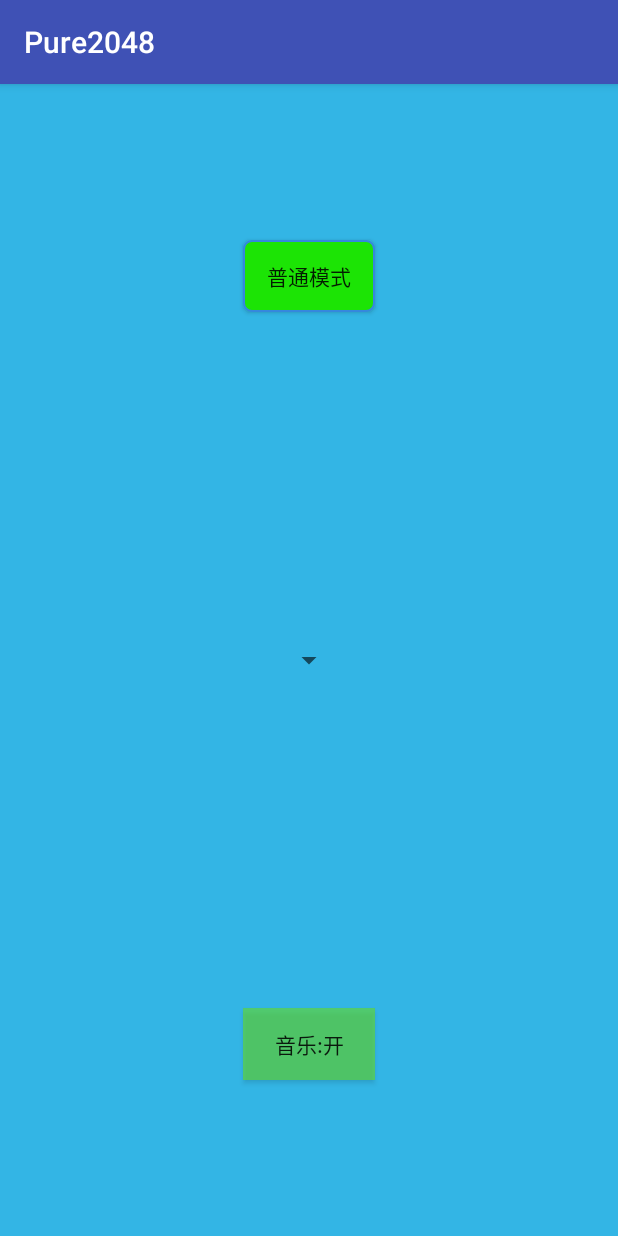
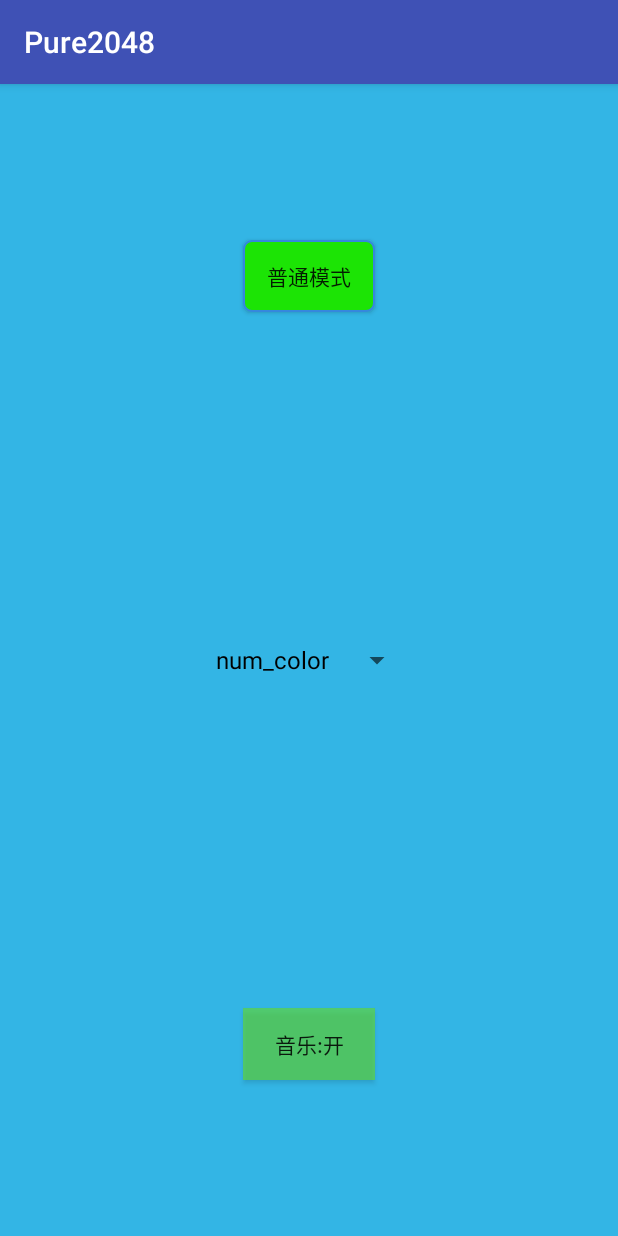
Before and after one commit to qiuzhiqian/Pure2048, an Android app: the screen it shows after launch (StartActivity), on a phone screen of 412 x 824 dp. Run offline under Robolectric (Android 15) with nearby library versions, the phone set to English and light mode, and no system bars.

Commit message:
修复不自动创建默认主题目录的bug

```diff
--- a/app/src/main/java/com/mycode/xml/pure2048/StartActivity.java
+++ b/app/src/main/java/com/mycode/xml/pure2048/StartActivity.java
@@ -35,11 +35,6 @@ public class StartActivity extends AppCompatActivity {
         spinner =(Spinner)findViewById(R.id.spinner01);
 
         themeList=new ArrayList<String>();
-        String extPath=getApplicationContext().getExternalFilesDir("themes").getAbsolutePath();
-        initThemeList(extPath);
-
-        //themeList.add("num_color");
-        //themeList.add("chaodai");
 
         adapter=new ArrayAdapter<String>(this,R.layout.support_simple_spinner_dropdown_item,themeList);
         spinner.setAdapter(adapter);
@@ -134,6 +129,16 @@ public class StartActivity extends AppCompatActivity {
         }
 
         Log.d("MyConfig","Theme="+Config.game_theme);
+
+        //创建默认主题文件夹
+        String extPath=getApplicationContext().getExternalFilesDir("themes").getAbsolutePath();
+        File fileDir=new File(extPath+"/"+Config.game_theme);
+        if(!fileDir.isDirectory())
+        {
+            fileDir.mkdir();
+        }
+
+        initThemeList(extPath);
 
         setThemeSelect(Config.game_theme);
 
@@ -343,7 +348,7 @@ public class StartActivity extends AppCompatActivity {
     public void initThemeList(String dirpath)
     {
         File file=new File(dirpath);
-        themeList.clear();
+        adapter.clear();
 
         File files[] = file.listFiles();
         for(File f : files)
@@ -351,7 +356,7 @@ public class StartActivity extends AppCompatActivity {
             Log.d("MyConfig","file:"+f.getName());
             if(f.isDirectory())
             {
-                themeList.add(f.getName());
+                adapter.add(f.getName());
             }
         }
 
```
